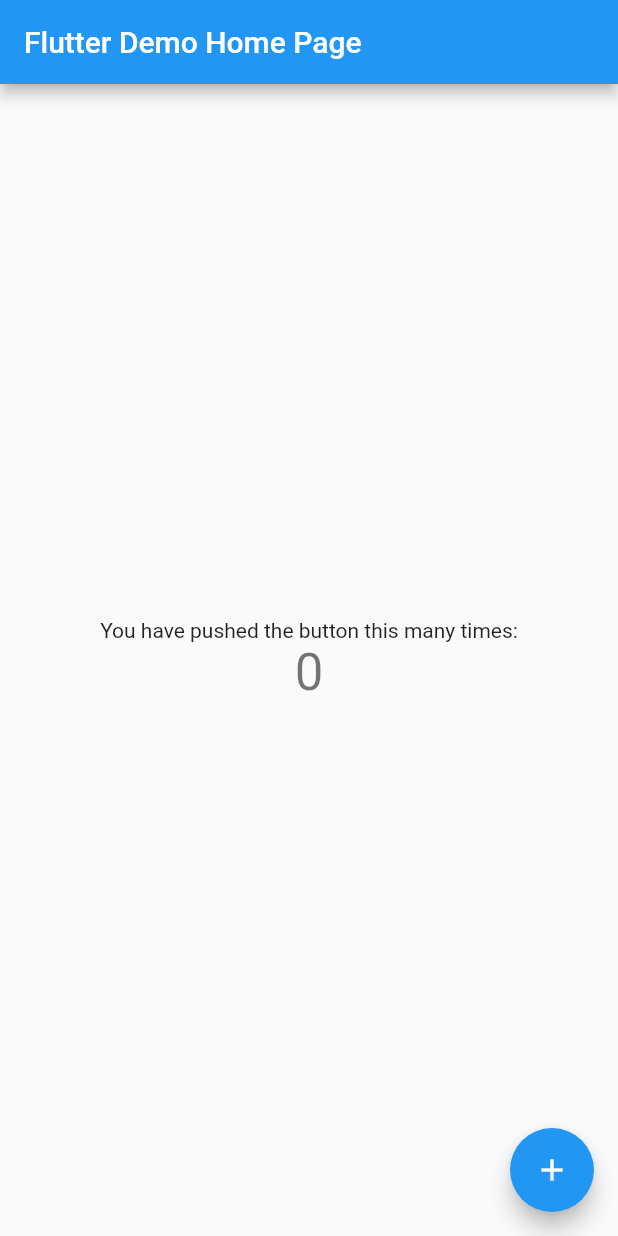
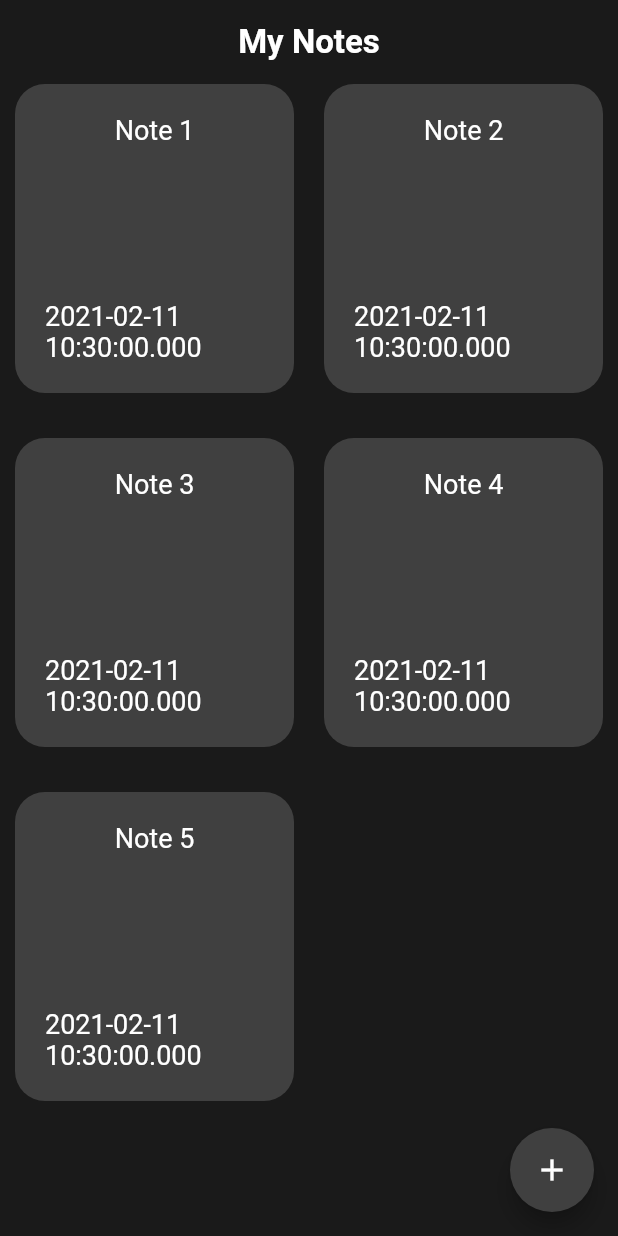
Before and after one commit to JashanPuri/AlanNotes, a Flutter app: the screen it shows after launch, on a phone screen of 412 x 824 dp. Run offline on Flutter 3.47's test engine with Material 2 defaults, Android fonts, the phone set to English and light mode, and no system bars.

Commit message:
dashboard started

```diff
--- /dev/null
+++ b/lib/constants.dart
@@ -0,0 +1,13 @@
+import 'package:flutter/material.dart';
+
+const themeColor = Color.fromRGBO(26, 26, 26, 1);
+const accentColor = Color.fromRGBO(64, 64, 64, 1);
+const white1 = Color.fromRGBO(255, 255, 255, 1);
+
+Widget textWidget(
+    {text, fontsize = 18.0, fontweight = FontWeight.normal, color}) {
+  return Text(
+    text,
+    style: TextStyle(fontSize: fontsize, fontWeight: fontweight, color: color),
+  );
+}
--- /dev/null
+++ b/lib/dashboard.dart
@@ -0,0 +1,63 @@
+import 'package:flutter/material.dart';
+import './constants.dart';
+import './models.dart';
+import './grid_item.dart';
+
+class DashBoard extends StatelessWidget {
+  final dummyData = [
+    Note(
+        id: '1',
+        title: 'Note 1',
+        note: "This is note 1",
+        date: DateTime.now()),
+    Note(
+        id: '2',
+        title: 'Note 2',
+        note: "This is note 2",
+        date: DateTime.now()),
+    Note(
+        id: '3',
+        title: 'Note 3',
+        note: "This is note 3",
+        date: DateTime.now()),
+    Note(
+        id: '4',
+        title: 'Note 4',
+        note: "This is note 4",
+        date: DateTime.now()),
+    Note(
+        id: '5',
+        title: 'Note 5',
+        note: "This is note 5",
+        date: DateTime.now())
+  ];
+  @override
+  Widget build(BuildContext context) {
+    return Scaffold(
+        backgroundColor: themeColor,
+        floatingActionButton: FloatingActionButton(
+          onPressed: null,
+          child: Icon(Icons.add),
+          backgroundColor: accentColor,
+        ),
+        appBar: AppBar(
+          title: textWidget(
+              text: "My Notes", fontsize: 22.0, fontweight: FontWeight.bold),
+          backgroundColor: themeColor,
+          centerTitle: true,
+          elevation: 0,
+        ),
+        body: GridView.count(
+            crossAxisCount: 2,
+            mainAxisSpacing: 30,
+            children: List.generate(
+              dummyData.length,
+              (index) {
+                return GridItem(
+                    date: dummyData[index].date,
+                    title: dummyData[index].title,
+                    note: dummyData[index].note);
+              },
+            )));
+  }
+}
--- /dev/null
+++ b/lib/grid_item.dart
@@ -0,0 +1,28 @@
+import 'package:flutter/material.dart';
+import './constants.dart';
+
+class GridItem extends StatelessWidget {
+  final title;
+  final note;
+  final date;
+
+  GridItem({this.title,this.note,this.date});
+  @override
+  Widget build(BuildContext context) {
+    return Container(
+      padding: EdgeInsets.symmetric(horizontal: 20,vertical: 20),
+      margin: EdgeInsets.symmetric(horizontal: 10),
+      child: Column(
+        mainAxisAlignment: MainAxisAlignment.spaceBetween,
+        children: [
+          textWidget(text: title,color: white1),
+          textWidget(text: date.toString() ,color: white1)
+      ]
+      ),
+      decoration: BoxDecoration(
+        color: accentColor,
+        borderRadius: BorderRadius.circular(20)
+      ),
+    );
+  }
+}
--- a/lib/main.dart
+++ b/lib/main.dart
@@ -1,4 +1,5 @@
 import 'package:flutter/material.dart';
+import './dashboard.dart';
 
 void main() {
   runApp(MyApp());
@@ -11,107 +12,10 @@ class MyApp extends StatelessWidget {
     return MaterialApp(
       title: 'Flutter Demo',
       theme: ThemeData(
-        // This is the theme of your application.
-        //
-        // Try running your application with "flutter run". You'll see the
-        // application has a blue toolbar. Then, without quitting the app, try
-        // changing the primarySwatch below to Colors.green and then invoke
-        // "hot reload" (press "r" in the console where you ran "flutter run",
-        // or simply save your changes to "hot reload" in a Flutter IDE).
-        // Notice that the counter didn't reset back to zero; the application
-        // is not restarted.
-        primarySwatch: Colors.blue,
-        // This makes the visual density adapt to the platform that you run
-        // the app on. For desktop platforms, the controls will be smaller and
-        // closer together (more dense) than on mobile platforms.
+        //primarySwatch: Colors.black,
         visualDensity: VisualDensity.adaptivePlatformDensity,
       ),
-      home: MyHomePage(title: 'Flutter Demo Home Page'),
+      home: DashBoard(),
     );
   }
 }
-
-class MyHomePage extends StatefulWidget {
-  MyHomePage({Key key, this.title}) : super(key: key);
-
-  // This widget is the home page of your application. It is stateful, meaning
-  // that it has a State object (defined below) that contains fields that affect
-  // how it looks.
-
-  // This class is the configuration for the state. It holds the values (in this
-  // case the title) provided by the parent (in this case the App widget) and
-  // used by the build method of the State. Fields in a Widget subclass are
-  // always marked "final".
-
-  final String title;
-
-  @override
-  _MyHomePageState createState() => _MyHomePageState();
-}
-
-class _MyHomePageState extends State<MyHomePage> {
-  int _counter = 0;
-
-  void _incrementCounter() {
-    setState(() {
-      // This call to setState tells the Flutter framework that something has
-      // changed in this State, which causes it to rerun the build method below
-      // so that the display can reflect the updated values. If we changed
-      // _counter without calling setState(), then the build method would not be
-      // called again, and so nothing would appear to happen.
-      _counter++;
-    });
-  }
-
-  @override
-  Widget build(BuildContext context) {
-    // This method is rerun every time setState is called, for instance as done
-    // by the _incrementCounter method above.
-    //
-    // The Flutter framework has been optimized to make rerunning build methods
-    // fast, so that you can just rebuild anything that needs updating rather
-    // than having to individually change instances of widgets.
-    return Scaffold(
-      appBar: AppBar(
-        // Here we take the value from the MyHomePage object that was created by
-        // the App.build method, and use it to set our appbar title.
-        title: Text(widget.title),
-      ),
-      body: Center(
-        // Center is a layout widget. It takes a single child and positions it
-        // in the middle of the parent.
-        child: Column(
-          // Column is also a layout widget. It takes a list of children and
-          // arranges them vertically. By default, it sizes itself to fit its
-          // children horizontally, and tries to be as tall as its parent.
-          //
-          // Invoke "debug painting" (press "p" in the console, choose the
-          // "Toggle Debug Paint" action from the Flutter Inspector in Android
-          // Studio, or the "Toggle Debug Paint" command in Visual Studio Code)
-          // to see the wireframe for each widget.
-          //
-          // Column has various properties to control how it sizes itself and
-          // how it positions its children. Here we use mainAxisAlignment to
-          // center the children vertically; the main axis here is the vertical
-          // axis because Columns are vertical (the cross axis would be
-          // horizontal).
-          mainAxisAlignment: MainAxisAlignment.center,
-          children: <Widget>[
-            Text(
-              'You have pushed the button this many times:',
-            ),
-            Text(
-              '$_counter',
-              style: Theme.of(context).textTheme.headline4,
-            ),
-          ],
-        ),
-      ),
-      floatingActionButton: FloatingActionButton(
-        onPressed: _incrementCounter,
-        tooltip: 'Increment',
-        child: Icon(Icons.add),
-      ), // This trailing comma makes auto-formatting nicer for build methods.
-    );
-  }
-}
--- /dev/null
+++ b/lib/models.dart
@@ -0,0 +1,7 @@
+class Note {
+  String id;
+  String title;
+  String note;
+  DateTime date;
+  Note({this.id, this.title, this.note, this.date});
+}
```
Also changed, not shown: 1 other file.
